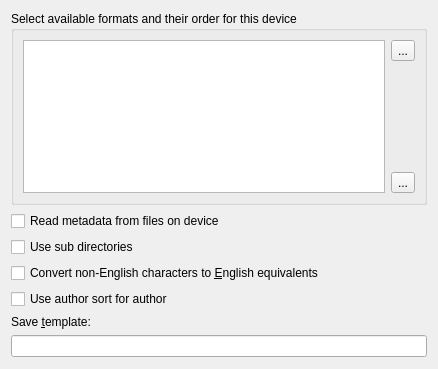
This is src/calibre/gui2/device_drivers/configwidget.ui in kovidgoyal/calibre as Qt 5 draws it before an edit. The edited form follows.
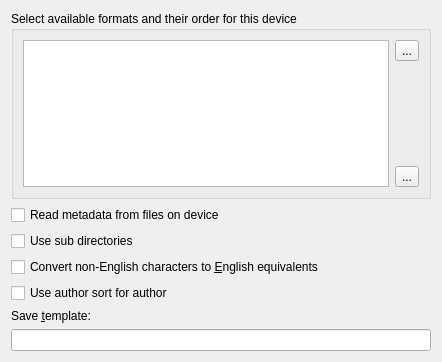
This is the edited form. Icons and pictures are not drawn.

The edit to the form file:
```diff
--- a/src/calibre/gui2/device_drivers/configwidget.ui
+++ b/src/calibre/gui2/device_drivers/configwidget.ui
@@ -6,8 +6,8 @@
    <rect>
     <x>0</x>
     <y>0</y>
-    <width>438</width>
-    <height>369</height>
+    <width>442</width>
+    <height>362</height>
    </rect>
   </property>
   <property name="windowTitle">
```
